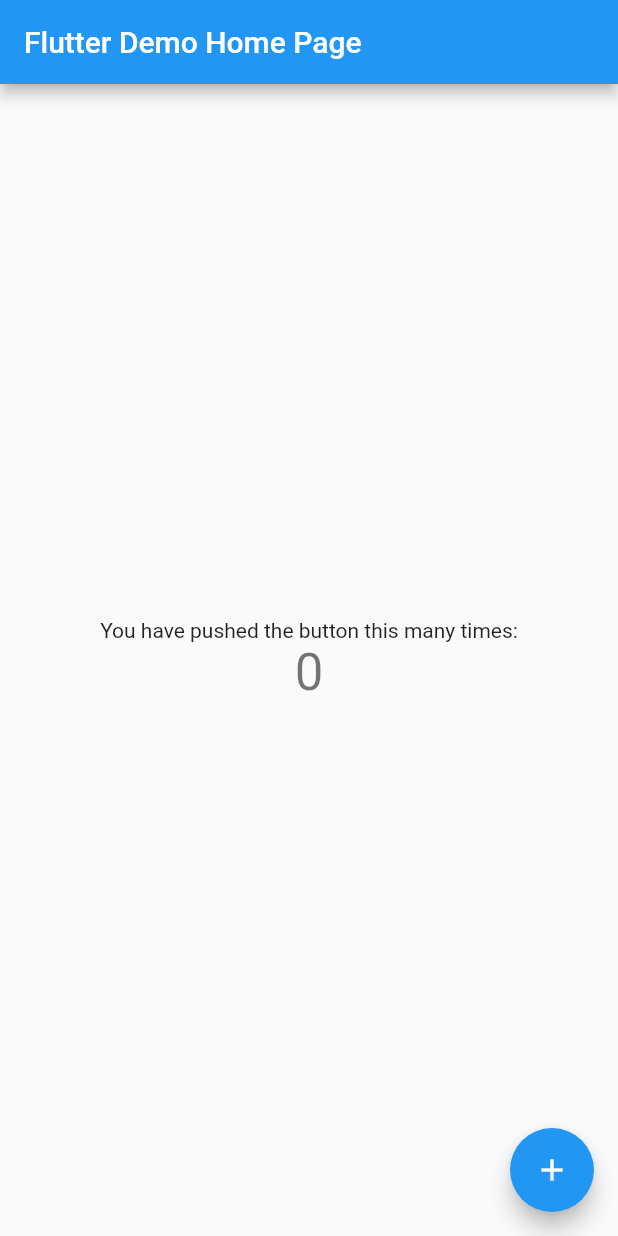
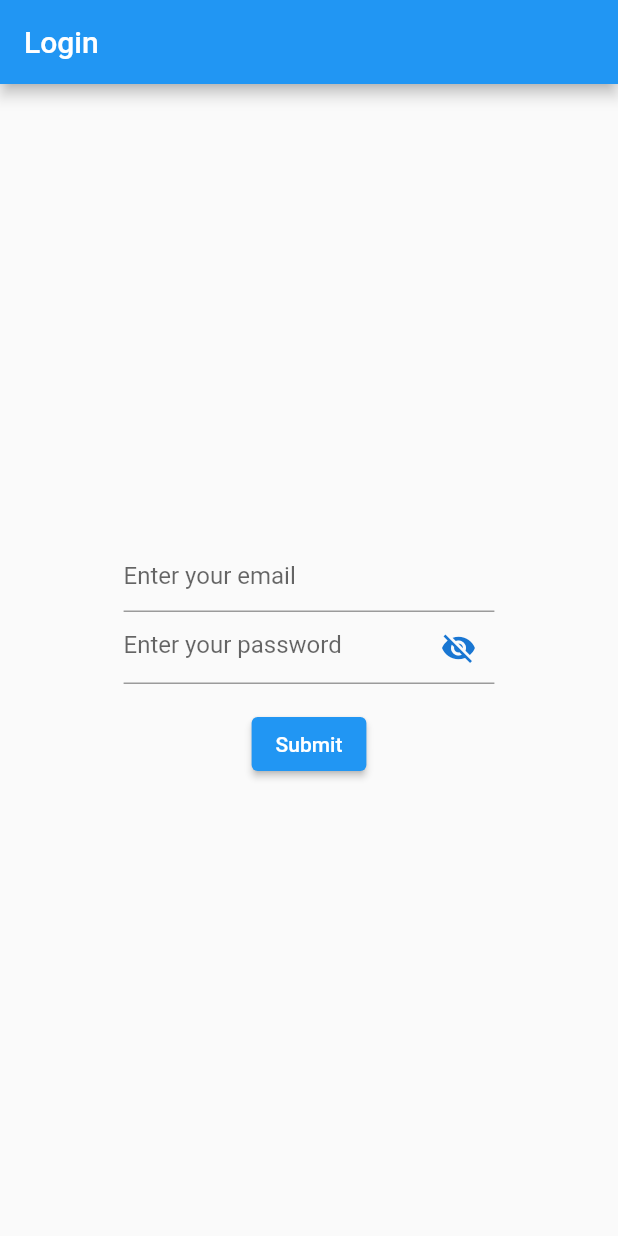
Before and after one commit to Singh-Kiran-P/StuNet, a Flutter app: the screen it shows after launch, on a phone screen of 412 x 824 dp. Run offline on Flutter 3.47's test engine with Material 2 defaults, Android fonts, the phone set to English and light mode, and no system bars.

Commit message:
Test login page

```diff
--- a/client/lib/main.dart
+++ b/client/lib/main.dart
@@ -1,4 +1,5 @@
 import 'package:flutter/material.dart';
+import 'dart:collection';
 
 void main() {
   runApp(const MyApp());
@@ -24,92 +25,177 @@
         // is not restarted.
         primarySwatch: Colors.blue,
       ),
-      home: const MyHomePage(title: 'Flutter Demo Home Page'),
+      home: const LoginPage(title: 'Login'),
     );
   }
 }
 
-class MyHomePage extends StatefulWidget {
-  const MyHomePage({Key? key, required this.title}) : super(key: key);
-
-  // This widget is the home page of your application. It is stateful, meaning
-  // that it has a State object (defined below) that contains fields that affect
-  // how it looks.
-
-  // This class is the configuration for the state. It holds the values (in this
-  // case the title) provided by the parent (in this case the App widget) and
-  // used by the build method of the State. Fields in a Widget subclass are
-  // always marked "final".
+class LoginPage extends StatefulWidget {
 
   final String title;
 
+  const LoginPage({Key? key, required this.title}) : super(key: key);
+
   @override
-  State<MyHomePage> createState() => _MyHomePageState();
+  State<LoginPage> createState() => _LoginPageState();
+
 }
 
-class _MyHomePageState extends State<MyHomePage> {
-  int _counter = 0;
+class _LoginPageState extends State<LoginPage> {
 
-  void _incrementCounter() {
+  String test = "";
+  bool _passwordVisible = false;
+  final GlobalKey<FormState> _formKey = GlobalKey<FormState>();
+  HashMap form = HashMap<String, String>();
+
+  void submit() {
     setState(() {
-      // This call to setState tells the Flutter framework that something has
-      // changed in this State, which causes it to rerun the build method below
-      // so that the display can reflect the updated values. If we changed
-      // _counter without calling setState(), then the build method would not be
-      // called again, and so nothing would appear to happen.
-      _counter++;
+      _formKey.currentState?.validate();
+      test = form["email"];
     });
   }
 
-  @override
   Widget build(BuildContext context) {
-    // This method is rerun every time setState is called, for instance as done
-    // by the _incrementCounter method above.
-    //
-    // The Flutter framework has been optimized to make rerunning build methods
-    // fast, so that you can just rebuild anything that needs updating rather
-    // than having to individually change instances of widgets.
     return Scaffold(
       appBar: AppBar(
-        // Here we take the value from the MyHomePage object that was created by
-        // the App.build method, and use it to set our appbar title.
         title: Text(widget.title),
       ),
-      body: Center(
-        // Center is a layout widget. It takes a single child and positions it
-        // in the middle of the parent.
+      body: Form(
+        key: _formKey,
+        child: Padding(
+          padding: EdgeInsets.all(MediaQuery.of(context).size.width * 0.2),
           child: Column(
-          // Column is also a layout widget. It takes a list of children and
-          // arranges them vertically. By default, it sizes itself to fit its
-          // children horizontally, and tries to be as tall as its parent.
-          //
-          // Invoke "debug painting" (press "p" in the console, choose the
-          // "Toggle Debug Paint" action from the Flutter Inspector in Android
-          // Studio, or the "Toggle Debug Paint" command in Visual Studio Code)
-          // to see the wireframe for each widget.
-          //
-          // Column has various properties to control how it sizes itself and
-          // how it positions its children. Here we use mainAxisAlignment to
-          // center the children vertically; the main axis here is the vertical
-          // axis because Columns are vertical (the cross axis would be
-          // horizontal).
             mainAxisAlignment: MainAxisAlignment.center,
             children: <Widget>[
-            const Text(
-              'You have pushed the button this many times:',
+              Text(test),
+              TextFormField(
+                decoration: const InputDecoration(
+                  hintText: 'Enter your email',
                 ),
-            Text(
-              '$_counter',
-              style: Theme.of(context).textTheme.headline4,
+                validator: (String? value) {
+                  form["email"] = value;
+                  return null;
+                },
+              ),
+              TextFormField(
+                obscureText: !_passwordVisible,
+                decoration: InputDecoration(
+                  hintText: 'Enter your password',
+                  suffixIcon: IconButton(
+                    icon: Icon(
+                      _passwordVisible
+                      ? Icons.visibility
+                      : Icons.visibility_off,
+                      color: Theme.of(context).primaryColorDark,
+                      ),
+                    onPressed: () {
+                      setState(() {
+                          _passwordVisible = !_passwordVisible;
+                      });
+                    },
+                  ),
+                ),
+                validator: (String? value) {
+                  form["password"] = value;
+                  return null;
+                },
+              ),
+              Padding(
+                padding: const EdgeInsets.symmetric(vertical: 16.0),
+                child: ElevatedButton(
+                  child: const Text("Submit"),
+                  onPressed: submit,
+                  ),
               ),
             ],
           ),
+        )
       ),
-      floatingActionButton: FloatingActionButton(
-        onPressed: _incrementCounter,
-        tooltip: 'Increment',
-        child: const Icon(Icons.add),
-      ), // This trailing comma makes auto-formatting nicer for build methods.
     );
   }
 }
+
+// class MyHomePage extends StatefulWidget {
+//   const MyHomePage({Key? key, required this.title}) : super(key: key);
+
+//   // This widget is the home page of your application. It is stateful, meaning
+//   // that it has a State object (defined below) that contains fields that affect
+//   // how it looks.
+
+//   // This class is the configuration for the state. It holds the values (in this
+//   // case the title) provided by the parent (in this case the App widget) and
+//   // used by the build method of the State. Fields in a Widget subclass are
+//   // always marked "final".
+
+//   final String title;
+
+//   @override
+//   State<MyHomePage> createState() => _MyHomePageState();
+// }
+
+// class _MyHomePageState extends State<MyHomePage> {
+//   int _counter = 0;
+
+//   void _incrementCounter() {
+//     setState(() {
+//       // This call to setState tells the Flutter framework that something has
+//       // changed in this State, which causes it to rerun the build method below
+//       // so that the display can reflect the updated values. If we changed
+//       // _counter without calling setState(), then the build method would not be
+//       // called again, and so nothing would appear to happen.
+//       _counter++;
+//     });
+//   }
+
+//   @override
+//   Widget build(BuildContext context) {
+//     // This method is rerun every time setState is called, for instance as done
+//     // by the _incrementCounter method above.
+//     //
+//     // The Flutter framework has been optimized to make rerunning build methods
+//     // fast, so that you can just rebuild anything that needs updating rather
+//     // than having to individually change instances of widgets.
+//     return Scaffold(
+//       appBar: AppBar(
+//         // Here we take the value from the MyHomePage object that was created by
+//         // the App.build method, and use it to set our appbar title.
+//         title: Text(widget.title),
+//       ),
+//       body: Center(
+//         // Center is a layout widget. It takes a single child and positions it
+//         // in the middle of the parent.
+//         child: Column(
+//           // Column is also a layout widget. It takes a list of children and
+//           // arranges them vertically. By default, it sizes itself to fit its
+//           // children horizontally, and tries to be as tall as its parent.
+//           //
+//           // Invoke "debug painting" (press "p" in the console, choose the
+//           // "Toggle Debug Paint" action from the Flutter Inspector in Android
+//           // Studio, or the "Toggle Debug Paint" command in Visual Studio Code)
+//           // to see the wireframe for each widget.
+//           //
+//           // Column has various properties to control how it sizes itself and
+//           // how it positions its children. Here we use mainAxisAlignment to
+//           // center the children vertically; the main axis here is the vertical
+//           // axis because Columns are vertical (the cross axis would be
+//           // horizontal).
+//           mainAxisAlignment: MainAxisAlignment.center,
+//           children: <Widget>[
+//             const Text(
+//               'You have pushed the button this many times:',
+//             ),
+//             Text(
+//               '$_counter',
+//               style: Theme.of(context).textTheme.headline4,
+//             ),
+//           ],
+//         ),
+//       ),
+//       floatingActionButton: FloatingActionButton(
+//         onPressed: _incrementCounter,
+//         tooltip: 'Increment',
+//         child: const Icon(Icons.add),
+//       ), // This trailing comma makes auto-formatting nicer for build methods.
+//     );
+//   }
+// }
```
Lines whose indentation alone changed are shown as unchanged.
